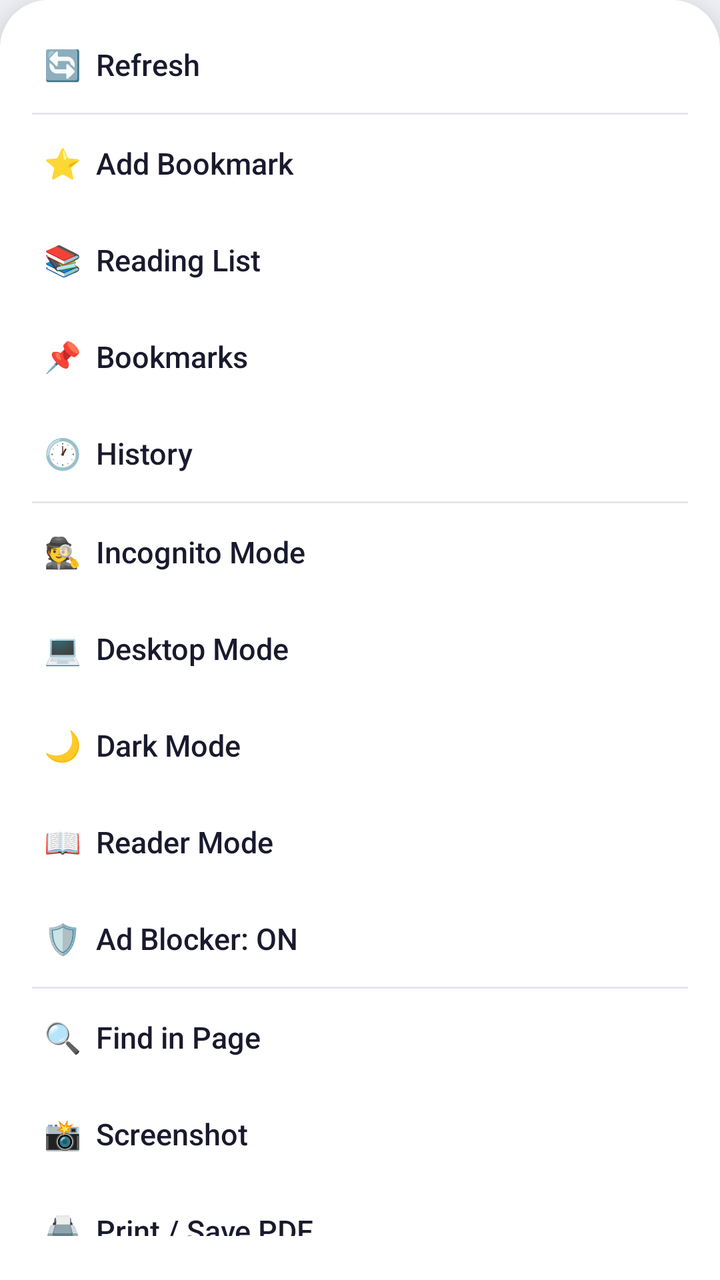
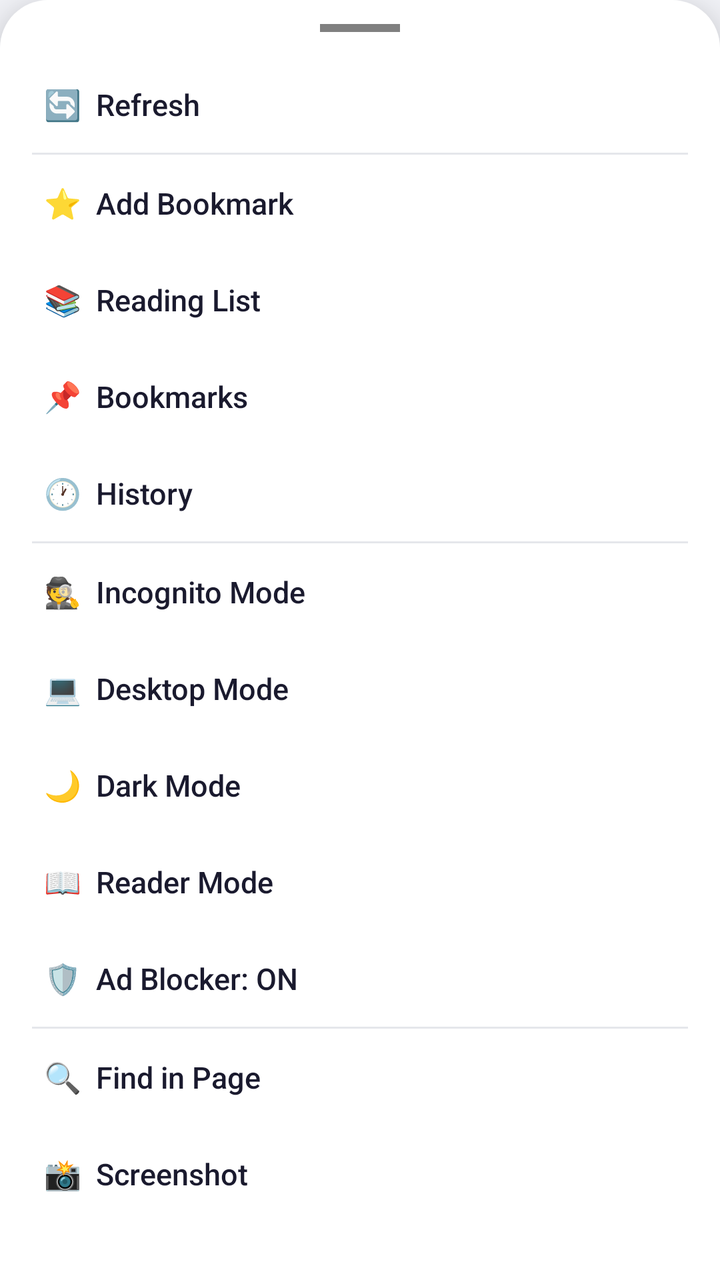

Compare the two renders of this Android layout. The source of the first and the diff that turns it into the second are given below.
<!-- AndroidManifest.xml: application theme Theme.NovaBrowser -->
<!-- res/layout/layout_menu.xml -->
<?xml version="1.0" encoding="utf-8"?>
<LinearLayout xmlns:android="http://schemas.android.com/apk/res/android"
    android:layout_width="220dp"
    android:layout_height="wrap_content"
    android:orientation="vertical"
    android:background="@drawable/bottom_sheet_background"
    android:elevation="16dp"
    android:padding="8dp">

    <TextView android:id="@+id/menuRefresh" style="@style/MenuItemStyle"
        android:layout_width="match_parent" android:layout_height="wrap_content"
        android:text="🔄  Refresh" android:textColor="@color/text_primary" />

    <View android:layout_width="match_parent" android:layout_height="1dp"
        android:background="@color/divider" android:layout_marginStart="8dp" android:layout_marginEnd="8dp"/>

    <TextView android:id="@+id/menuAddBookmark" style="@style/MenuItemStyle"
        android:layout_width="match_parent" android:layout_height="wrap_content"
        android:text="⭐  Add Bookmark" android:textColor="@color/text_primary" />

    <TextView android:id="@+id/menuReadingList" style="@style/MenuItemStyle"
        android:layout_width="match_parent" android:layout_height="wrap_content"
        android:text="📚  Reading List" android:textColor="@color/text_primary" />

    <TextView android:id="@+id/menuBookmarks" style="@style/MenuItemStyle"
        android:layout_width="match_parent" android:layout_height="wrap_content"
        android:text="📌  Bookmarks" android:textColor="@color/text_primary" />

    <TextView android:id="@+id/menuHistory" style="@style/MenuItemStyle"
        android:layout_width="match_parent" android:layout_height="wrap_content"
        android:text="🕐  History" android:textColor="@color/text_primary" />

    <View android:layout_width="match_parent" android:layout_height="1dp"
        android:background="@color/divider" android:layout_marginStart="8dp" android:layout_marginEnd="8dp"/>

    <TextView android:id="@+id/menuIncognito" style="@style/MenuItemStyle"
        android:layout_width="match_parent" android:layout_height="wrap_content"
        android:text="🕵️  Incognito Mode" android:textColor="@color/text_primary" />

    <TextView android:id="@+id/menuDesktop" style="@style/MenuItemStyle"
        android:layout_width="match_parent" android:layout_height="wrap_content"
        android:text="💻  Desktop Mode" android:textColor="@color/text_primary" />

    <TextView android:id="@+id/menuDarkMode" style="@style/MenuItemStyle"
        android:layout_width="match_parent" android:layout_height="wrap_content"
        android:text="🌙  Dark Mode" android:textColor="@color/text_primary" />

    <TextView android:id="@+id/menuReader" style="@style/MenuItemStyle"
        android:layout_width="match_parent" android:layout_height="wrap_content"
        android:text="📖  Reader Mode" android:textColor="@color/text_primary" />

    <TextView android:id="@+id/menuAdBlock" style="@style/MenuItemStyle"
        android:layout_width="match_parent" android:layout_height="wrap_content"
        android:text="🛡️  Ad Blocker: ON" android:textColor="@color/text_primary" />

    <View android:layout_width="match_parent" android:layout_height="1dp"
        android:background="@color/divider" android:layout_marginStart="8dp" android:layout_marginEnd="8dp"/>

    <TextView android:id="@+id/menuFindInPage" style="@style/MenuItemStyle"
        android:layout_width="match_parent" android:layout_height="wrap_content"
        android:text="🔍  Find in Page" android:textColor="@color/text_primary" />

    <TextView android:id="@+id/menuScreenshot" style="@style/MenuItemStyle"
        android:layout_width="match_parent" android:layout_height="wrap_content"
        android:text="📸  Screenshot" android:textColor="@color/text_primary" />

    <TextView android:id="@+id/menuPrint" style="@style/MenuItemStyle"
        android:layout_width="match_parent" android:layout_height="wrap_content"
        android:text="🖨️  Print / Save PDF" android:textColor="@color/text_primary" />

    <TextView android:id="@+id/menuShare" style="@style/MenuItemStyle"
        android:layout_width="match_parent" android:layout_height="wrap_content"
        android:text="🔗  Share" android:textColor="@color/text_primary" />

    <View android:layout_width="match_parent" android:layout_height="1dp"
        android:background="@color/divider" android:layout_marginStart="8dp" android:layout_marginEnd="8dp"/>

    <TextView android:id="@+id/menuTheme" style="@style/MenuItemStyle"
        android:layout_width="match_parent" android:layout_height="wrap_content"
        android:text="🎨  Theme Engine" android:textColor="@color/text_primary" />

    <TextView android:id="@+id/menuUpdate" style="@style/MenuItemStyle"
        android:layout_width="match_parent" android:layout_height="wrap_content"
        android:text="🚀  Check for Updates" android:textColor="@color/text_primary" />

    <TextView android:id="@+id/menuSettings" style="@style/MenuItemStyle"
        android:layout_width="match_parent" android:layout_height="wrap_content"
        android:text="⚙️  Settings" android:textColor="@color/text_primary" />

</LinearLayout>
<!-- resources referenced by this layout -->
<resources>
  <color name="divider">#FFE5E7EB</color>
  <color name="text_primary">#FF1A1A2E</color>
  <!-- drawable bottom_sheet_background (drawable) -->
  <?xml version="1.0" encoding="utf-8"?>
  <shape xmlns:android="http://schemas.android.com/apk/res/android"
      android:shape="rectangle">
      <solid android:color="@color/surface" />
      <corners
          android:topLeftRadius="24dp"
          android:topRightRadius="24dp" />
      <padding
          android:top="8dp"
          android:bottom="8dp" />
  </shape>
  <style name="MenuItemStyle">
          <item name="android:background">@drawable/menu_item_background</item>
          <item name="android:padding">14dp</item>
          <item name="android:textSize">15sp</item>
          <item name="android:textColor">@color/text_primary</item>
          <item name="android:gravity">center_vertical</item>
          <item name="android:drawablePadding">16dp</item>
      </style>
  <style name="Theme.NovaBrowser" parent="Theme.MaterialComponents.Light.NoActionBar">
          <item name="colorPrimary">@color/primary</item>
          <item name="colorPrimaryVariant">@color/primary_variant</item>
          <item name="colorSecondary">@color/secondary</item>
          <item name="colorSecondaryVariant">@color/secondary_variant</item>
          <item name="android:windowBackground">@color/background</item>
          <item name="android:statusBarColor">@color/background</item>
          <item name="android:windowLightStatusBar">true</item>
          <item name="android:navigationBarColor">@color/nav_bar</item>
          <item name="android:windowLightNavigationBar">true</item>
          <item name="android:fontFamily">sans-serif-medium</item>
      </style>
  <color name="surface">#FFFFFFFF</color>
  <!-- drawable menu_item_background (drawable) -->
  <?xml version="1.0" encoding="utf-8"?>
  <ripple xmlns:android="http://schemas.android.com/apk/res/android"
      android:color="@color/ripple">
      <item>
          <shape android:shape="rectangle">
              <solid android:color="@android:color/transparent" />
              <corners android:radius="12dp" />
          </shape>
      </item>
  </ripple>
  <color name="primary">#FF6C63FF</color>
  <color name="primary_variant">#FF5A52E0</color>
  <color name="secondary">#FF00D9FF</color>
  <color name="secondary_variant">#FF00B8D4</color>
  <color name="background">#FFF8F9FE</color>
  <color name="nav_bar">#FFFFFFFF</color>
  <color name="ripple">#1A6C63FF</color>
</resources>

<!-- the commit's change to res/layout/layout_menu.xml (unified diff, before → after) -->
@@ -6,6 +6,15 @@
     android:background="@drawable/bottom_sheet_background"
     android:elevation="16dp"
     android:padding="8dp">
+
+    <View
+        android:layout_width="40dp"
+        android:layout_height="4dp"
+        android:layout_gravity="center_horizontal"
+        android:layout_marginTop="4dp"
+        android:layout_marginBottom="12dp"
+        android:background="#E0E0E0"
+        android:backgroundTint="#808080" />
 
     <TextView android:id="@+id/menuRefresh" style="@style/MenuItemStyle"
         android:layout_width="match_parent" android:layout_height="wrap_content"
